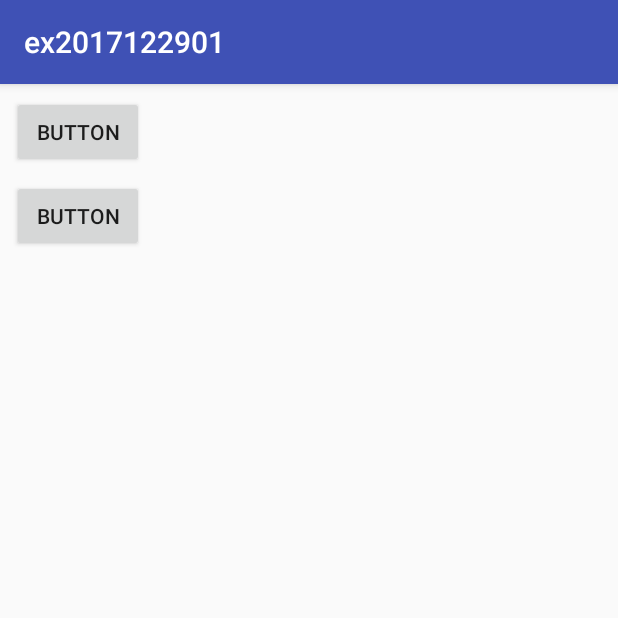
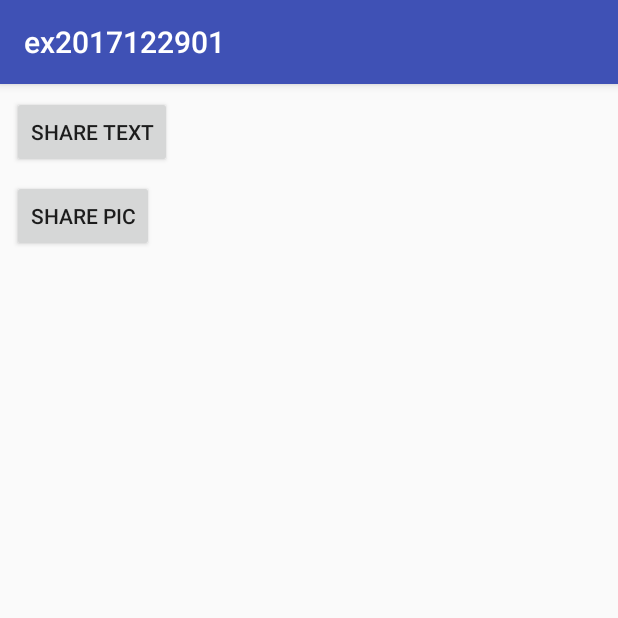
Before and after one commit to shiaoshia/ex2017122901, an Android app: the screen it shows after launch (MainActivity), on a phone screen of 412 x 824 dp, the top half of it. Run offline under Robolectric (Android 15) with nearby library versions, the phone set to English and light mode, and no system bars.

```diff
--- a/app/src/main/res/layout/activity_main.xml
+++ b/app/src/main/res/layout/activity_main.xml
@@ -13,7 +13,7 @@
         android:layout_marginStart="8dp"
         android:layout_marginTop="8dp"
         android:onClick="click01"
-        android:text="Button"
+        android:text="@string/button01"
         app:layout_constraintStart_toStartOf="parent"
         app:layout_constraintTop_toTopOf="parent" />
 
@@ -24,7 +24,7 @@
         android:layout_marginStart="8dp"
         android:layout_marginTop="8dp"
         android:onClick="click02"
-        android:text="Button"
+        android:text="@string/button02"
         app:layout_constraintStart_toStartOf="parent"
         app:layout_constraintTop_toBottomOf="@+id/button" />
 </android.support.constraint.ConstraintLayout>
--- a/app/src/main/res/values/strings.xml
+++ b/app/src/main/res/values/strings.xml
@@ -1,3 +1,5 @@
 <resources>
     <string name="app_name">ex2017122901</string>
+    <string name="button01">Share Text</string>
+    <string name="button02">Share Pic</string>
 </resources>
```
Also changed, not shown: app/src/main/AndroidManifest.xml (+9 -0 lines).
